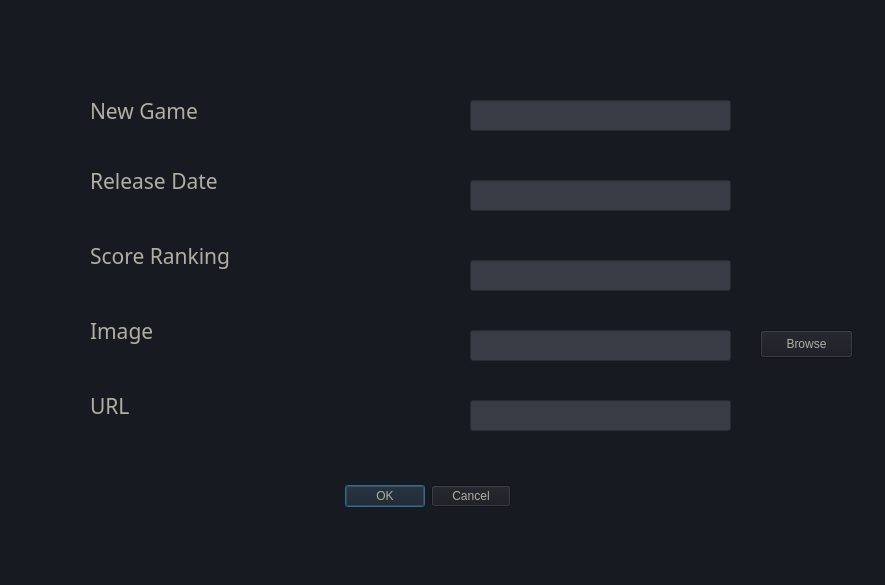
KHOA3004/PTI, file ui/adddialog.ui: the form before one commit.
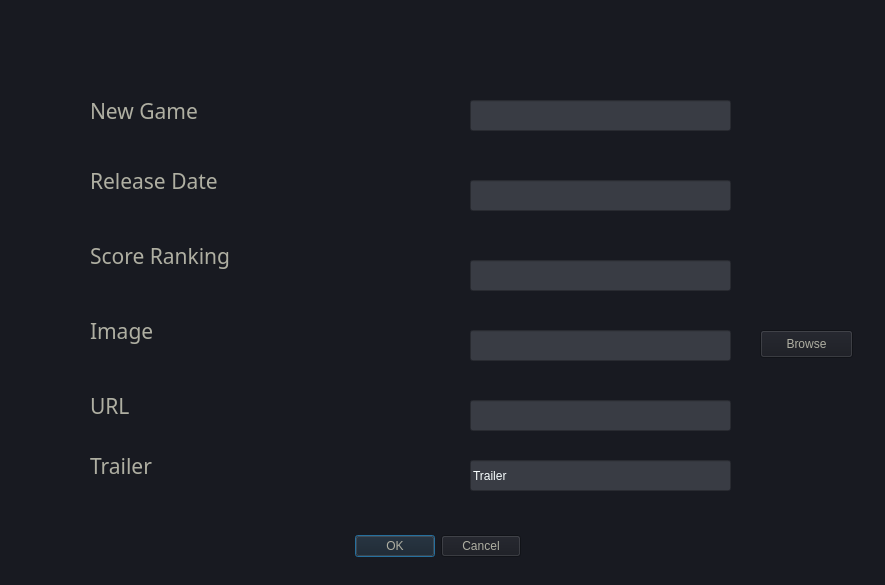
The form after the commit.

What changed in the file:
```diff
--- a/ui/adddialog.ui
+++ b/ui/adddialog.ui
@@ -199,8 +199,8 @@
   <widget class="QDialogButtonBox" name="btnBox">
    <property name="geometry">
     <rect>
-     <x>170</x>
-     <y>480</y>
+     <x>180</x>
+     <y>530</y>
      <width>341</width>
      <height>32</height>
     </rect>
@@ -231,6 +231,45 @@
     <string>Browse</string>
    </property>
   </widget>
+  <widget class="QLineEdit" name="lineEdit_Trailer">
+   <property name="geometry">
+    <rect>
+     <x>470</x>
+     <y>460</y>
+     <width>261</width>
+     <height>31</height>
+    </rect>
+   </property>
+   <property name="styleSheet">
+    <string notr="true">background-color: rgb(57, 60, 68);
+color: rgb(249, 255, 255);</string>
+   </property>
+   <property name="text">
+    <string>Trailer</string>
+   </property>
+  </widget>
+  <widget class="QLabel" name="label_6">
+   <property name="geometry">
+    <rect>
+     <x>90</x>
+     <y>450</y>
+     <width>111</width>
+     <height>31</height>
+    </rect>
+   </property>
+   <property name="font">
+    <font>
+     <family>Yu Gothic UI Semilight</family>
+     <pointsize>16</pointsize>
+    </font>
+   </property>
+   <property name="styleSheet">
+    <string notr="true">color: rgb(175, 175, 162);</string>
+   </property>
+   <property name="text">
+    <string>Trailer</string>
+   </property>
+  </widget>
  </widget>
  <resources/>
  <connections/>
```
